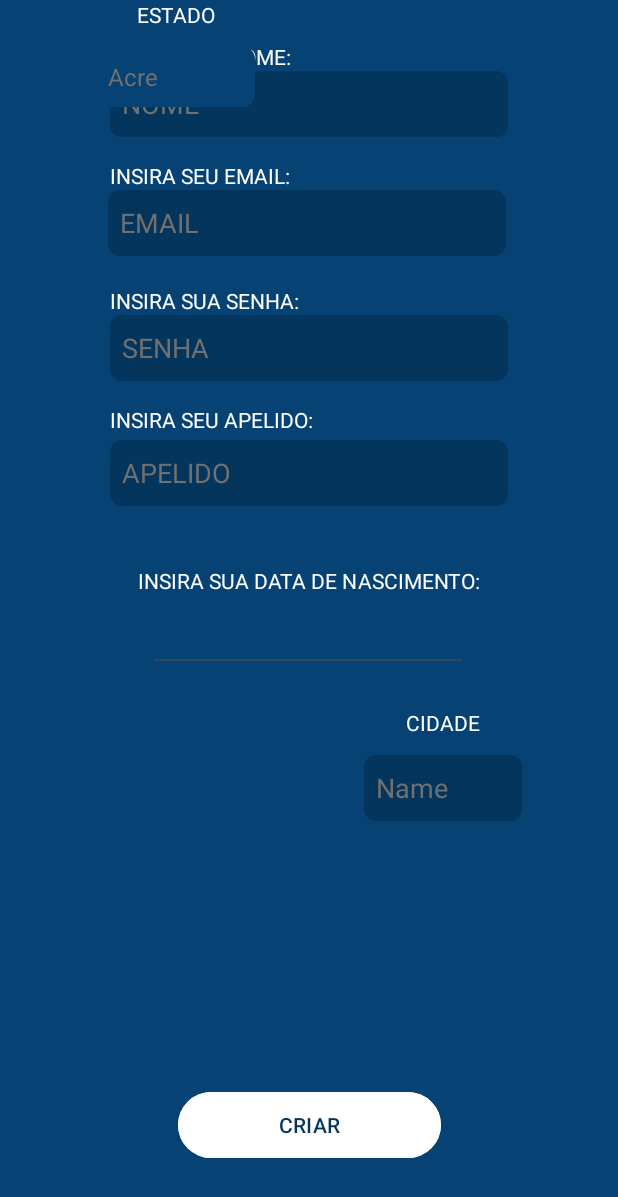
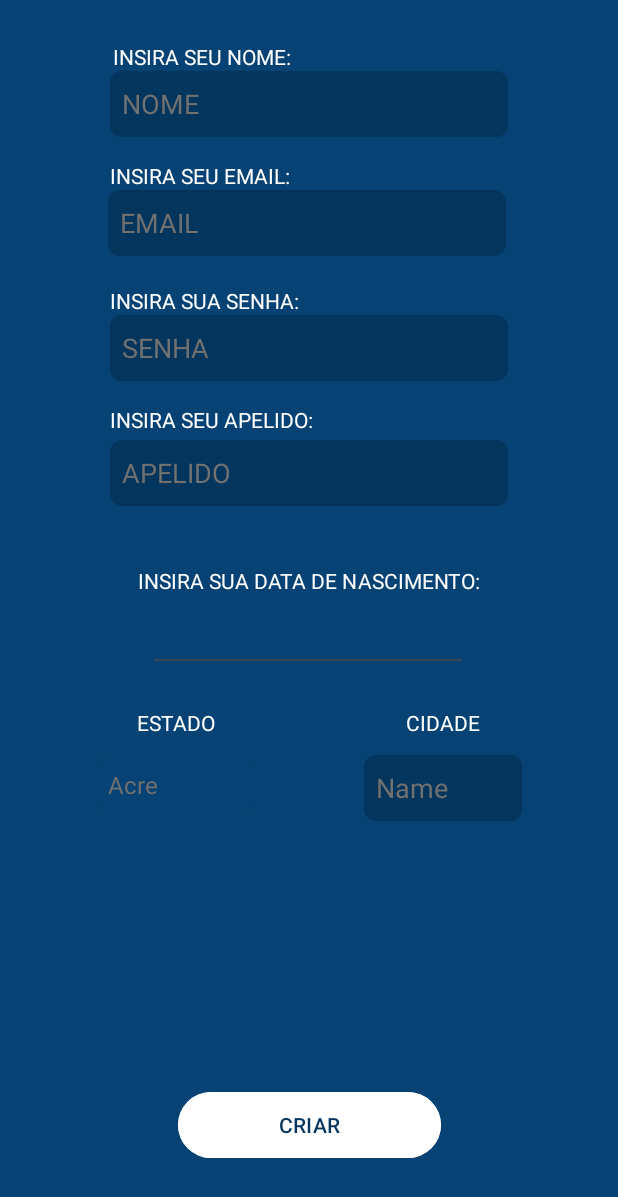
Before and after one commit to delfis-project/delfis-app, an Android app: the RegisterActivity screen opened directly, with no data from a screen before it, on a phone screen of 412 x 824 dp. Shown: the top 1197 px of the screen. Run offline under Robolectric (Android 15) with nearby library versions, the phone set to English and light mode, and no system bars.

Commit message:
arrumando constraits 2

```diff
--- a/app/src/main/res/layout/activity_register.xml
+++ b/app/src/main/res/layout/activity_register.xml
@@ -162,13 +162,14 @@
         android:id="@+id/textView16"
         android:layout_width="wrap_content"
         android:layout_height="wrap_content"
+        android:layout_marginTop="24dp"
         android:text="ESTADO"
         android:textColor="#FFFFFF"
         android:textColorHint="#FFFFFF"
         app:layout_constraintEnd_toStartOf="@+id/textView17"
         app:layout_constraintHorizontal_bias="0.42"
         app:layout_constraintStart_toStartOf="parent"
-        tools:layout_editor_absoluteY="474dp" />
+        app:layout_constraintTop_toBottomOf="@+id/editTextDate2" />
 
     <TextView
         android:id="@+id/textView17"
```
